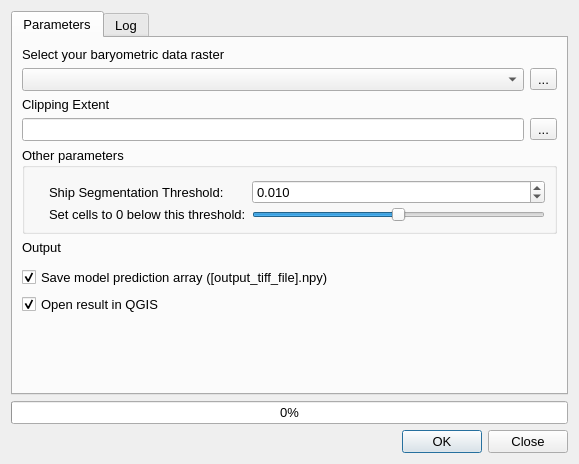
Above: qgisplugin/interfaces/my_gui.ui from umfieldrobotics/ShipwreckFinderQGISPlugin before the change. Below: the same form after it.
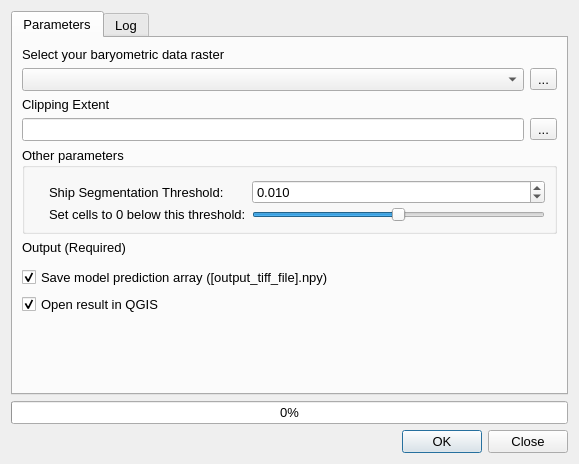
That is the form after the change. Icons and pictures are not drawn. Custom widgets are drawn as their Qt base class.

Patch:
```diff
--- a/qgisplugin/interfaces/my_gui.ui
+++ b/qgisplugin/interfaces/my_gui.ui
@@ -305,7 +305,7 @@
               </font>
              </property>
              <property name="text">
-              <string>Output</string>
+              <string>Output (Required)</string>
              </property>
             </widget>
            </item>
```
